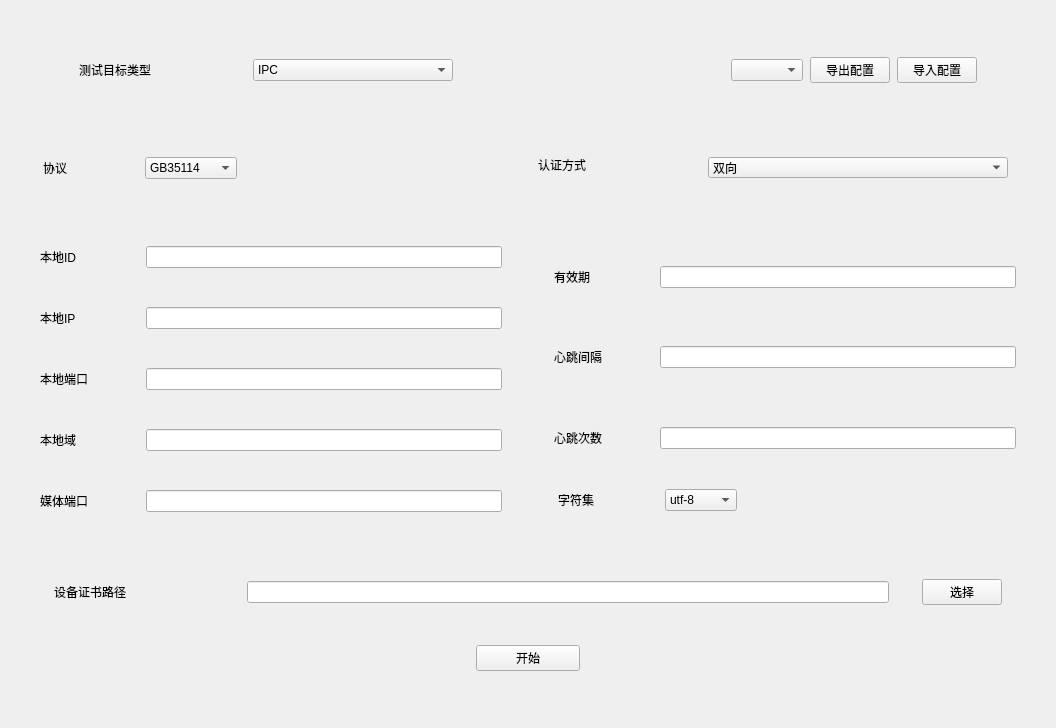
SamJJJj/AWGBcheckQtPub, file ConfigureGuide.ui: the form before one commit.
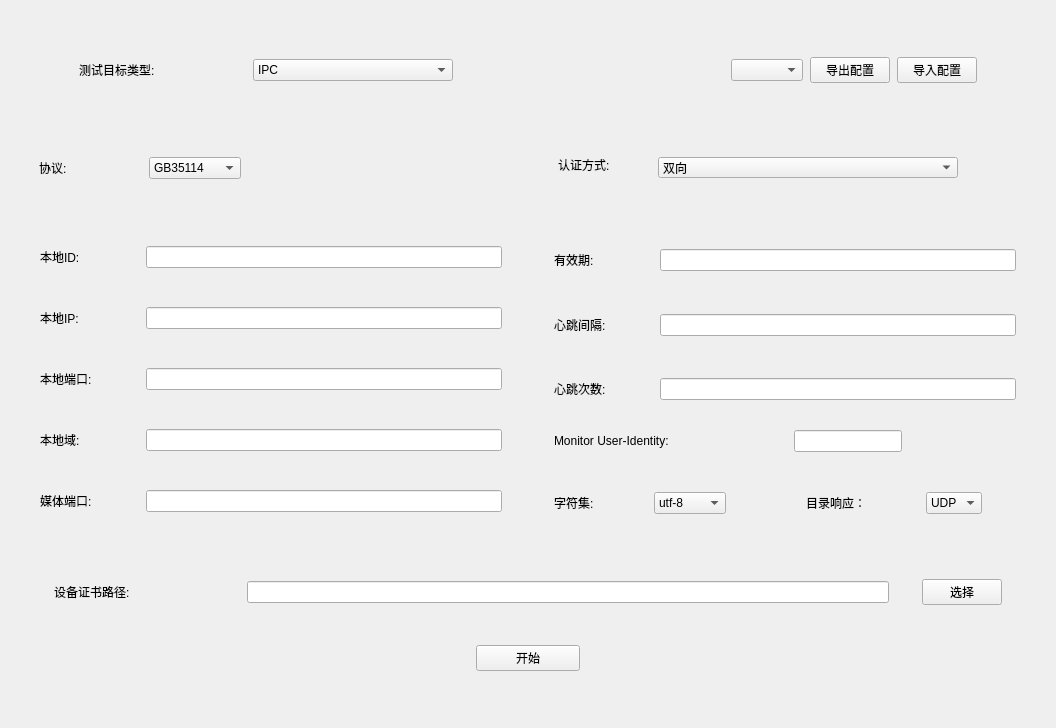
The form after the commit.

Patch:
```diff
--- a/ConfigureGuide.ui
+++ b/ConfigureGuide.ui
@@ -101,7 +101,7 @@
              </size>
             </property>
             <property name="text">
-             <string>测试目标类型</string>
+             <string>测试目标类型:</string>
             </property>
            </widget>
           </item>
@@ -314,8 +314,20 @@
                </item>
                <item>
                 <widget class="QLabel" name="Label_2">
+                 <property name="minimumSize">
+                  <size>
+                   <width>110</width>
+                   <height>0</height>
+                  </size>
+                 </property>
+                 <property name="maximumSize">
+                  <size>
+                   <width>100</width>
+                   <height>16777215</height>
+                  </size>
+                 </property>
                  <property name="text">
-                  <string>协议</string>
+                  <string>协议:</string>
                  </property>
                 </widget>
                </item>
@@ -384,20 +396,20 @@
                   <widget class="QLabel" name="Label_3">
                    <property name="geometry">
                     <rect>
-                     <x>10</x>
+                     <x>30</x>
                      <y>0</y>
                      <width>71</width>
                      <height>16</height>
                     </rect>
                    </property>
                    <property name="text">
-                    <string>认证方式</string>
+                    <string>认证方式:</string>
                    </property>
                   </widget>
                   <widget class="QComboBox" name="authMethod">
                    <property name="geometry">
                     <rect>
-                     <x>180</x>
+                     <x>130</x>
                      <y>0</y>
                      <width>300</width>
                      <height>21</height>
@@ -479,7 +491,7 @@
                <item>
                 <widget class="QLabel" name="Label_4">
                  <property name="text">
-                  <string>本地ID</string>
+                  <string>本地ID:</string>
                  </property>
                 </widget>
                </item>
@@ -561,7 +573,7 @@
                <item>
                 <widget class="QLabel" name="Label_6">
                  <property name="text">
-                  <string>本地IP</string>
+                  <string>本地IP:</string>
                  </property>
                 </widget>
                </item>
@@ -643,7 +655,7 @@
                <item>
                 <widget class="QLabel" name="Label_8">
                  <property name="text">
-                  <string>本地端口</string>
+                  <string>本地端口:</string>
                  </property>
                 </widget>
                </item>
@@ -725,7 +737,7 @@
                <item>
                 <widget class="QLabel" name="Label_10">
                  <property name="text">
-                  <string>本地域</string>
+                  <string>本地域:</string>
                  </property>
                 </widget>
                </item>
@@ -807,7 +819,7 @@
                <item>
                 <widget class="QLabel" name="Label_12">
                  <property name="text">
-                  <string>媒体端口</string>
+                  <string>媒体端口:</string>
                  </property>
                 </widget>
                </item>
@@ -878,7 +890,7 @@
             </spacer>
            </item>
            <item>
-            <layout class="QVBoxLayout" name="verticalLayout_9" stretch="1,5,1,5,1,5,0,0,0">
+            <layout class="QVBoxLayout" name="verticalLayout_9" stretch="1,5,1,5,1,5,0,0,0,0,0">
              <property name="spacing">
               <number>0</number>
              </property>
@@ -925,7 +937,7 @@
                <item>
                 <widget class="QLabel" name="Label_5">
                  <property name="text">
-                  <string>有效期</string>
+                  <string>有效期:</string>
                  </property>
                 </widget>
                </item>
@@ -1007,7 +1019,7 @@
                <item>
                 <widget class="QLabel" name="Label_7">
                  <property name="text">
-                  <string>心跳间隔</string>
+                  <string>心跳间隔:</string>
                  </property>
                 </widget>
                </item>
@@ -1088,8 +1100,14 @@
                </item>
                <item>
                 <widget class="QLabel" name="Label_9">
+                 <property name="maximumSize">
+                  <size>
+                   <width>16777215</width>
+                   <height>51</height>
+                  </size>
+                 </property>
                  <property name="text">
-                  <string>心跳次数</string>
+                  <string>心跳次数:</string>
                  </property>
                 </widget>
                </item>
@@ -1136,13 +1154,110 @@
                <property name="sizeHint" stdset="0">
                 <size>
                  <width>60</width>
+                 <height>30</height>
+                </size>
+               </property>
+              </spacer>
+             </item>
+             <item>
+              <layout class="QHBoxLayout" name="HorizontalSpacer32_2" stretch="0,5,0,0,0,1">
+               <property name="spacing">
+                <number>0</number>
+               </property>
+               <property name="leftMargin">
+                <number>0</number>
+               </property>
+               <property name="topMargin">
+                <number>0</number>
+               </property>
+               <property name="rightMargin">
+                <number>0</number>
+               </property>
+               <item>
+                <spacer name="HorizontalSpacer_47">
+                 <property name="orientation">
+                  <enum>Qt::Horizontal</enum>
+                 </property>
+                 <property name="sizeHint" stdset="0">
+                  <size>
+                   <width>18</width>
+                   <height>20</height>
+                  </size>
+                 </property>
+                </spacer>
+               </item>
+               <item>
+                <widget class="QLabel" name="Label_15">
+                 <property name="maximumSize">
+                  <size>
+                   <width>200</width>
+                   <height>21</height>
+                  </size>
+                 </property>
+                 <property name="text">
+                  <string>Monitor User-Identity:</string>
+                 </property>
+                </widget>
+               </item>
+               <item>
+                <spacer name="HorizontalSpacer_49">
+                 <property name="orientation">
+                  <enum>Qt::Horizontal</enum>
+                 </property>
+                 <property name="sizeHint" stdset="0">
+                  <size>
+                   <width>40</width>
+                   <height>20</height>
+                  </size>
+                 </property>
+                </spacer>
+               </item>
+               <item>
+                <widget class="QLineEdit" name="lineEdit"/>
+               </item>
+               <item>
+                <spacer name="HorizontalSpacer_45">
+                 <property name="orientation">
+                  <enum>Qt::Horizontal</enum>
+                 </property>
+                 <property name="sizeHint" stdset="0">
+                  <size>
+                   <width>40</width>
+                   <height>20</height>
+                  </size>
+                 </property>
+                </spacer>
+               </item>
+               <item>
+                <spacer name="HorizontalSpacer_48">
+                 <property name="orientation">
+                  <enum>Qt::Horizontal</enum>
+                 </property>
+                 <property name="sizeHint" stdset="0">
+                  <size>
+                   <width>40</width>
+                   <height>20</height>
+                  </size>
+                 </property>
+                </spacer>
+               </item>
+              </layout>
+             </item>
+             <item>
+              <spacer name="VerticalSpacer_17">
+               <property name="orientation">
+                <enum>Qt::Vertical</enum>
+               </property>
+               <property name="sizeHint" stdset="0">
+                <size>
+                 <width>20</width>
                  <height>40</height>
                 </size>
                </property>
               </spacer>
              </item>
              <item>
-              <layout class="QHBoxLayout" name="HorizontalSpacer32" stretch="1,5,0,0,1">
+              <layout class="QHBoxLayout" name="HorizontalSpacer32" stretch="0,5,0,0,0,0,0,0,1">
                <property name="spacing">
                 <number>0</number>
                </property>
@@ -1156,13 +1271,13 @@
                 <number>0</number>
                </property>
                <item>
-                <spacer name="HorizontalSpacer_32">
+                <spacer name="HorizontalSpacer_50">
                  <property name="orientation">
                   <enum>Qt::Horizontal</enum>
                  </property>
                  <property name="sizeHint" stdset="0">
                   <size>
-                   <width>40</width>
+                   <width>18</width>
                    <height>20</height>
                   </size>
                  </property>
@@ -1170,8 +1285,14 @@
                </item>
                <item>
                 <widget class="QLabel" name="Label_11">
+                 <property name="maximumSize">
+                  <size>
+                   <width>100</width>
+                   <height>16777215</height>
+                  </size>
+                 </property>
                  <property name="text">
-                  <string>字符集</string>
+                  <string>字符集:</string>
                  </property>
                 </widget>
                </item>
@@ -1189,6 +1310,51 @@
                  </item>
                 </widget>
                </item>
+               <item>
+                <spacer name="HorizontalSpacer_32">
+                 <property name="orientation">
+                  <enum>Qt::Horizontal</enum>
+                 </property>
+                 <property name="sizeHint" stdset="0">
+                  <size>
+                   <width>40</width>
+                   <height>20</height>
+                  </size>
+                 </property>
+                </spacer>
+               </item>
+               <item>
+                <spacer name="HorizontalSpacer_51">
+                 <property name="orientation">
+                  <enum>Qt::Horizontal</enum>
+                 </property>
+                 <property name="sizeHint" stdset="0">
+                  <size>
+                   <width>40</width>
+                   <height>20</height>
+                  </size>
+                 </property>
+                </spacer>
+               </item>
+               <item>
+                <widget class="QLabel" name="Label_16">
+                 <property name="minimumSize">
+                  <size>
+                   <width>80</width>
+                   <height>0</height>
+                  </size>
+                 </property>
+                 <property name="maximumSize">
+                  <size>
+                   <width>120</width>
+                   <height>16777215</height>
+                  </size>
+                 </property>
+                 <property name="text">
+                  <string>目录响应：</string>
+                 </property>
+                </widget>
+               </item>
                <item>
                 <spacer name="HorizontalSpacer_33">
                  <property name="orientation">
@@ -1196,12 +1362,26 @@
                  </property>
                  <property name="sizeHint" stdset="0">
                   <size>
-                   <width>275</width>
+                   <width>40</width>
                    <height>20</height>
                   </size>
                  </property>
                 </spacer>
                </item>
+               <item>
+                <widget class="QComboBox" name="charSet_2">
+                 <item>
+                  <property name="text">
+                   <string>UDP</string>
+                  </property>
+                 </item>
+                 <item>
+                  <property name="text">
+                   <string>TCP</string>
+                  </property>
+                 </item>
+                </widget>
+               </item>
                <item>
                 <spacer name="HorizontalSpacer_34">
                  <property name="orientation">
@@ -1225,7 +1405,7 @@
                <property name="sizeHint" stdset="0">
                 <size>
                  <width>20</width>
-                 <height>40</height>
+                 <height>37</height>
                 </size>
                </property>
               </spacer>
@@ -1294,7 +1474,7 @@
               <item>
                <widget class="QLabel" name="Label_13">
                 <property name="text">
-                 <string>设备证书路径</string>
+                 <string>设备证书路径:</string>
                 </property>
                </widget>
               </item>
```
